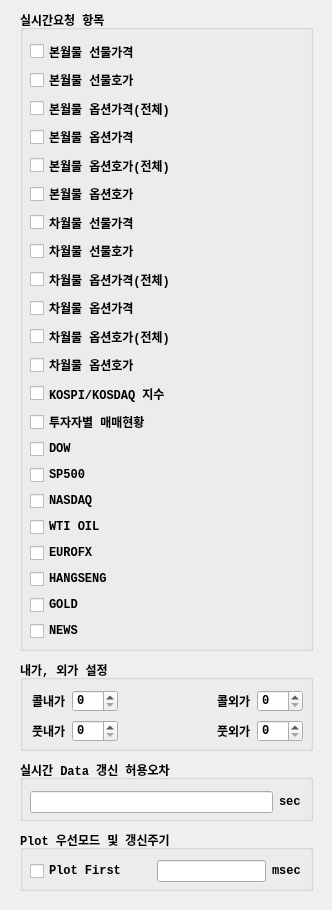
skygoldfish/SkyBot, file UI/realtimeitem.ui: the form before one commit.
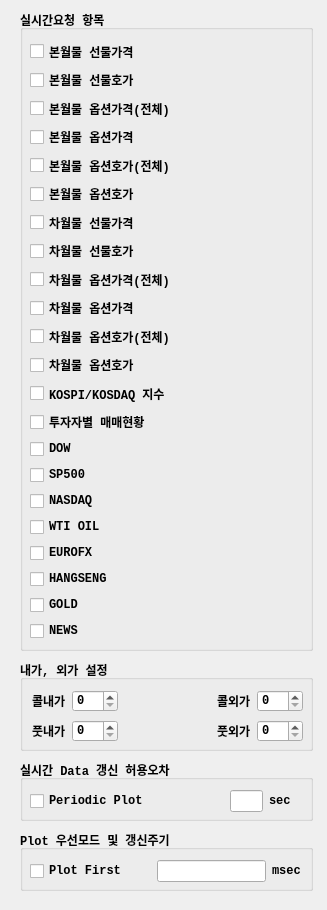
The form after the commit.

```diff
--- a/UI/realtimeitem.ui
+++ b/UI/realtimeitem.ui
@@ -6,7 +6,7 @@
    <rect>
     <x>0</x>
     <y>0</y>
-    <width>332</width>
+    <width>327</width>
     <height>910</height>
    </rect>
   </property>
@@ -458,16 +458,36 @@
    <property name="title">
     <string>실시간 Data 갱신 허용오차</string>
    </property>
-   <widget class="QWidget" name="layoutWidget">
+   <widget class="QWidget" name="">
     <property name="geometry">
      <rect>
       <x>10</x>
-      <y>31</y>
+      <y>30</y>
       <width>271</width>
       <height>22</height>
      </rect>
     </property>
-    <layout class="QHBoxLayout" name="horizontalLayout_2">
+    <layout class="QHBoxLayout" name="horizontalLayout_2" stretch="4,2,1,1">
+     <item>
+      <widget class="QCheckBox" name="checkBox_periodic_plot">
+       <property name="text">
+        <string>Periodic Plot</string>
+       </property>
+      </widget>
+     </item>
+     <item>
+      <spacer name="horizontalSpacer_4">
+       <property name="orientation">
+        <enum>Qt::Horizontal</enum>
+       </property>
+       <property name="sizeHint" stdset="0">
+        <size>
+         <width>40</width>
+         <height>20</height>
+        </size>
+       </property>
+      </spacer>
+     </item>
      <item>
       <widget class="QLineEdit" name="lineEdit_mp">
        <property name="alignment">
```
